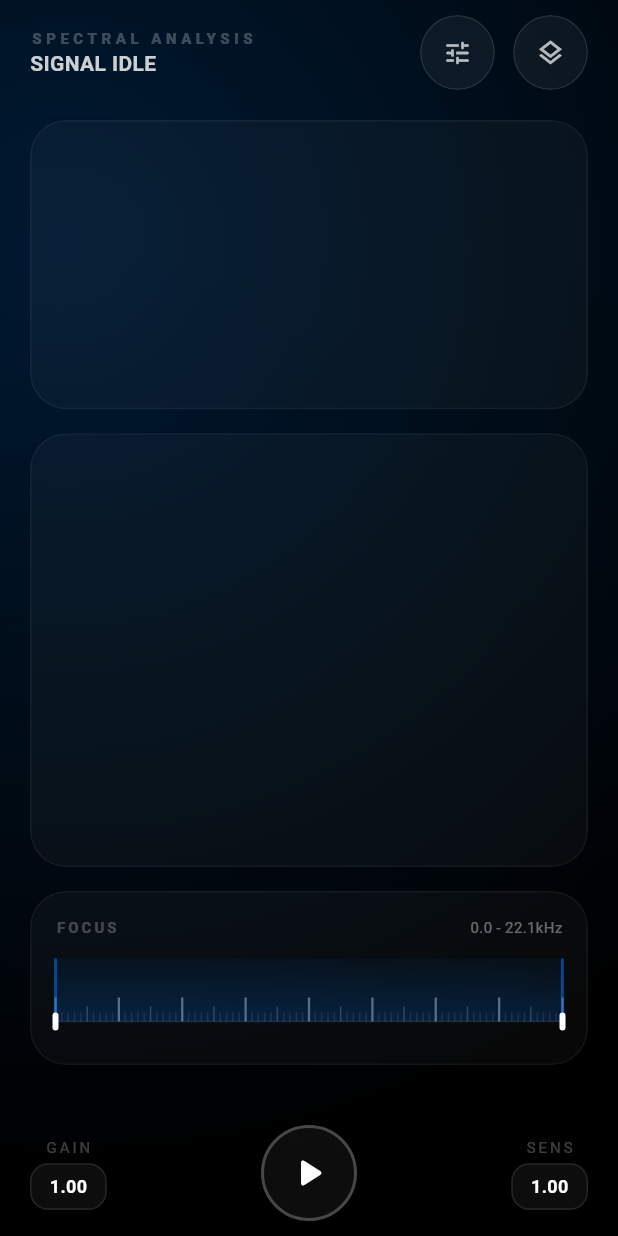
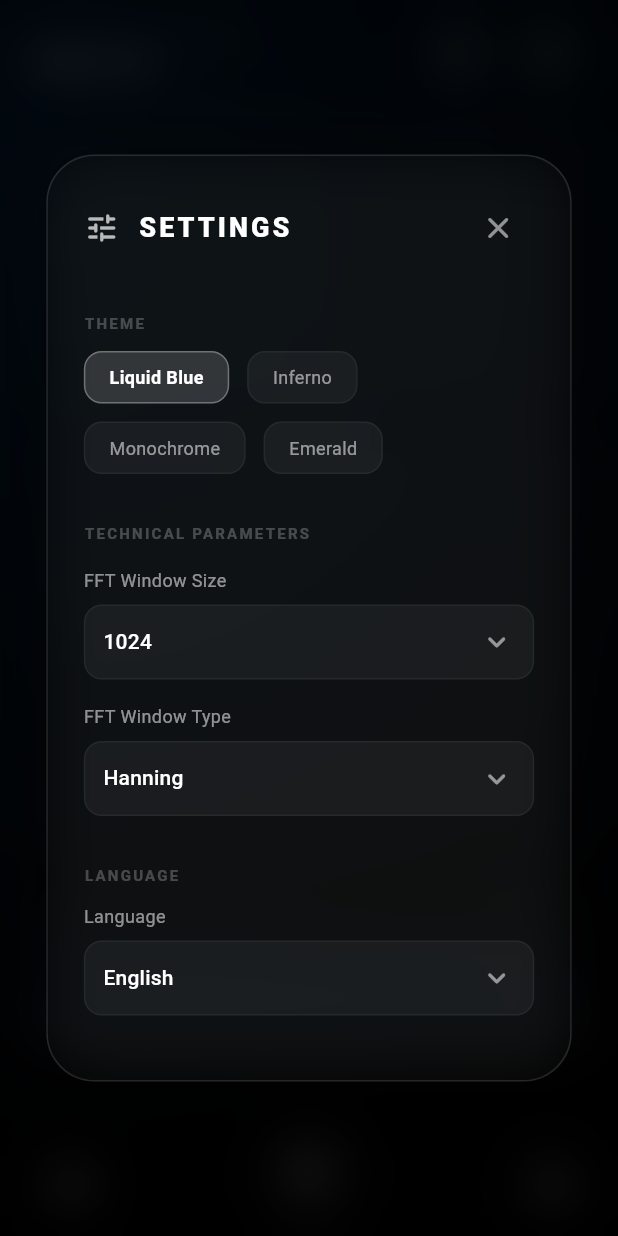
Before and after one commit to pedro16797/Spectral, a Flutter app: the screen it shows after launch, after a tap on the "tune" icon, on a phone screen of 412 x 824 dp. Run offline on Flutter 3.47's test engine with Material 3 defaults, Android fonts, the phone set to English and light mode, and no system bars; missing offline and left inert: fftea, record.

Commit message:
feat: add Settings View with FFT and Theme configurations
- Implemented AppSettings model for centralized configuration.
- Added SettingsView with glassmorphic design.
- Updated FftService to support dynamic window sizes and types.
- Enhanced WaterfallPainter with theme-based color palettes.
- Integrated settings into main app state and UI.
- Updated English localization with settings-related strings.

Co-authored-by: pedro16797 <62699562+pedro16797@users.noreply.github.com>

```diff
--- a/lib/main.dart
+++ b/lib/main.dart
@@ -5,10 +5,12 @@ import 'dart:ui';
 import 'package:flutter/material.dart';
 import 'src/audio/audio_capture_service.dart';
 import 'src/core/fft_service.dart';
+import 'src/core/settings_model.dart';
 import 'src/ui/waveform_painter.dart';
 import 'src/ui/fft_bar_chart_painter.dart';
 import 'src/ui/waterfall_painter.dart';
 import 'src/ui/radio_dial_focus_slider.dart';
+import 'src/ui/settings_view.dart';
 import 'src/utils/localization_helper.dart';
 
 void main() async {
@@ -25,12 +27,25 @@ class SpectralApp extends StatefulWidget {
 }
 
 class _SpectralAppState extends State<SpectralApp> {
-  ThemeMode _themeMode = ThemeMode.dark;
+  AppSettings _settings = const AppSettings();
 
-  void _toggleTheme() {
+  void _updateSettings(AppSettings newSettings) {
     setState(() {
-      _themeMode = _themeMode == ThemeMode.dark ? ThemeMode.light : ThemeMode.dark;
+      _settings = newSettings;
     });
+  }
+
+  Color _getAccentColor() {
+    switch (_settings.theme) {
+      case AppTheme.liquidBlue:
+        return const Color(0xFF007AFF);
+      case AppTheme.inferno:
+        return Colors.orangeAccent;
+      case AppTheme.monochrome:
+        return Colors.white;
+      case AppTheme.emerald:
+        return const Color(0xFF00C853);
+    }
   }
 
   @override
@@ -41,27 +56,29 @@ class _SpectralAppState extends State<SpectralApp> {
       theme: ThemeData(
         brightness: Brightness.dark,
         scaffoldBackgroundColor: const Color(0xFF000000),
-        colorScheme: const ColorScheme.dark(
+        colorScheme: ColorScheme.dark(
           primary: Colors.white,
-          secondary: Color(0xFF007AFF),
-          surface: Color(0xFF1C1C1E),
+          secondary: _getAccentColor(),
+          surface: const Color(0xFF1C1C1E),
         ),
         useMaterial3: true,
       ),
-      themeMode: _themeMode,
-      home: SpectralHomePage(onToggleTheme: _toggleTheme, themeMode: _themeMode),
+      home: SpectralHomePage(
+        settings: _settings,
+        onSettingsChanged: _updateSettings,
+      ),
     );
   }
 }
 
 class SpectralHomePage extends StatefulWidget {
-  final VoidCallback onToggleTheme;
-  final ThemeMode themeMode;
+  final AppSettings settings;
+  final ValueChanged<AppSettings> onSettingsChanged;
 
   const SpectralHomePage({
     super.key,
-    required this.onToggleTheme,
-    required this.themeMode,
+    required this.settings,
+    required this.onSettingsChanged,
   });
 
   @override
@@ -71,7 +88,8 @@ class SpectralHomePage extends StatefulWidget {
 class DialArcPainter extends CustomPainter {
   final double value;
   final bool isLeft;
-  DialArcPainter({required this.value, required this.isLeft});
+  final Color color;
+  DialArcPainter({required this.value, required this.isLeft, required this.color});
 
   @override
   void paint(Canvas canvas, Size size) {
@@ -81,7 +99,7 @@ class DialArcPainter extends CustomPainter {
     final startAngle = isLeft ? -math.pi / 2 : math.pi / 2;
 
     final paint = Paint()
-      ..color = const Color(0xFF007AFF)
+      ..color = color
       ..style = PaintingStyle.stroke
       ..strokeCap = StrokeCap.round
       ..strokeWidth = 6;
@@ -96,7 +114,7 @@ class DialArcPainter extends CustomPainter {
   }
 
   @override
-  bool shouldRepaint(covariant DialArcPainter oldDelegate) => oldDelegate.value != value;
+  bool shouldRepaint(covariant DialArcPainter oldDelegate) => oldDelegate.value != value || oldDelegate.color != color;
 }
 
 class _SpectralHomePageState extends State<SpectralHomePage> with TickerProviderStateMixin {
@@ -147,7 +165,13 @@ class _SpectralHomePageState extends State<SpectralHomePage> with TickerProvider
           }
           _currentAudioData = processedAudio;
 
-          final fft = _fftService.processAudioData(data);
+          final fft = _fftService.processAudioData(
+            data,
+            windowSize: widget.settings.fftWindowSize,
+            windowType: widget.settings.fftWindowType,
+          );
+          if (fft.isEmpty) return;
+
           final adjustedFft = fft.map((x) => x * _sensitivity).toList();
           _currentFftData = adjustedFft;
           _detectedTone = _fftService.detectPrimaryTone(adjustedFft, 44100);
@@ -187,7 +211,13 @@ class _SpectralHomePageState extends State<SpectralHomePage> with TickerProvider
           }
           _currentAudioData = samples;
 
-          final fft = _fftService.processAudioData(samples);
+          final fft = _fftService.processAudioData(
+            samples,
+            windowSize: widget.settings.fftWindowSize,
+            windowType: widget.settings.fftWindowType,
+          );
+          if (fft.isEmpty) return;
+
           final adjustedFft = fft.map((x) => x * _sensitivity).toList();
           _currentFftData = adjustedFft;
           _detectedTone = _fftService.detectPrimaryTone(adjustedFft, 44100);
@@ -238,6 +268,18 @@ class _SpectralHomePageState extends State<SpectralHomePage> with TickerProvider
     }
   }
 
+  void _showSettings() {
+    showGeneralDialog(
+      context: context,
+      barrierDismissible: true,
+      barrierLabel: "Settings",
+      pageBuilder: (context, _, __) => SettingsView(
+        settings: widget.settings,
+        onSettingsChanged: widget.onSettingsChanged,
+      ),
+    );
+  }
+
   @override
   void dispose() {
     _audioSubscription?.cancel();
@@ -249,6 +291,8 @@ class _SpectralHomePageState extends State<SpectralHomePage> with TickerProvider
 
   @override
   Widget build(BuildContext context) {
+    final accentColor = Theme.of(context).colorScheme.secondary;
+
     return Scaffold(
       body: Stack(
         children: [
@@ -276,6 +320,7 @@ class _SpectralHomePageState extends State<SpectralHomePage> with TickerProvider
                   minFreq: _freqRange.start,
                   maxFreq: _freqRange.end,
                   sampleRate: 44100,
+                  theme: widget.settings.theme,
                 ),
               ),
             ),
@@ -347,7 +392,7 @@ class _SpectralHomePageState extends State<SpectralHomePage> with TickerProvider
                                   size: Size.infinite,
                                   painter: FftBarChartPainter(
                                     fftData: _currentFftData,
-                                    color: const Color(0xFF007AFF),
+                                    color: accentColor,
                                     minFreq: _freqRange.start,
                                     maxFreq: _freqRange.end,
                                     sampleRate: 44100,
@@ -375,14 +420,14 @@ class _SpectralHomePageState extends State<SpectralHomePage> with TickerProvider
           ),
 
           // Large Edge Dials
-          if (_isAdjustingGain) _buildLargeEdgeDial(isLeft: true, value: _gain, label: "GAIN"),
-          if (_isAdjustingSens) _buildLargeEdgeDial(isLeft: false, value: _sensitivity, label: "SENSITIVITY"),
+          if (_isAdjustingGain) _buildLargeEdgeDial(isLeft: true, value: _gain, label: "GAIN", color: accentColor),
+          if (_isAdjustingSens) _buildLargeEdgeDial(isLeft: false, value: _sensitivity, label: "SENSITIVITY", color: accentColor),
         ],
       ),
     );
   }
 
-  Widget _buildLargeEdgeDial({required bool isLeft, required double value, required String label}) {
+  Widget _buildLargeEdgeDial({required bool isLeft, required double value, required String label, required Color color}) {
     final size = MediaQuery.of(context).size;
     final dialSize = size.height * 0.4;
 
@@ -397,10 +442,10 @@ class _SpectralHomePageState extends State<SpectralHomePage> with TickerProvider
           decoration: BoxDecoration(
             shape: BoxShape.circle,
             color: Colors.black.withOpacity(0.8),
-            border: Border.all(color: const Color(0xFF007AFF).withOpacity(0.3), width: 4),
+            border: Border.all(color: color.withOpacity(0.3), width: 4),
             boxShadow: [
               BoxShadow(
-                color: const Color(0xFF007AFF).withOpacity(0.2),
+                color: color.withOpacity(0.2),
                 blurRadius: 30,
                 spreadRadius: 10,
               )
@@ -431,7 +476,7 @@ class _SpectralHomePageState extends State<SpectralHomePage> with TickerProvider
               // Spinning arc to show value
               CustomPaint(
                 size: Size(dialSize, dialSize),
-                painter: DialArcPainter(value: value, isLeft: isLeft),
+                painter: DialArcPainter(value: value, isLeft: isLeft, color: color),
               ),
             ],
           ),
@@ -457,7 +502,7 @@ class _SpectralHomePageState extends State<SpectralHomePage> with TickerProvider
           ],
         ),
         const Spacer(),
-        _buildHeaderAction(icon: Icons.tune_rounded, onPressed: () {}),
+        _buildHeaderAction(icon: Icons.tune_rounded, onPressed: _showSettings),
         const SizedBox(width: 12),
         _buildHeaderAction(
           icon: _waterfallFocusMode ? Icons.layers : Icons.layers_outlined,
--- a/lib/src/core/fft_service.dart
+++ b/lib/src/core/fft_service.dart
@@ -1,6 +1,7 @@
 import 'dart:typed_data';
 import 'dart:math' as math;
 import 'package:fftea/fftea.dart';
+import 'settings_model.dart';
 
 class ToneInfo {
   final double frequency;
@@ -17,30 +18,68 @@ class ToneInfo {
 class FftService {
   FFT? _cachedFft;
   int? _cachedSize;
+  Float64List? _cachedWindow;
+  FftWindowType? _cachedWindowType;
+
+  // Internal buffer for accumulating samples to match window size
+  final List<double> _buffer = [];
 
   /// Processes normalized audio samples and returns the FFT magnitudes.
-  List<double> processAudioData(Float64List samples) {
+  /// It maintains an internal buffer to ensure it processes chunks of [windowSize].
+  List<double> processAudioData(Float64List samples, {int windowSize = 1024, FftWindowType windowType = FftWindowType.hanning}) {
     if (samples.isEmpty) return [];
 
-    final sampleCount = samples.length;
-    if (sampleCount < 2) return [];
+    // Add new samples to buffer
+    _buffer.addAll(samples);
+
+    // If we have more than windowSize, we keep only the latest windowSize samples
+    // for a simple real-time display. For a true STFT we might want overlap,
+    // but here we'll just take the most recent chunk if it's large enough.
+    if (_buffer.length < windowSize) {
+      return [];
+    }
+
+    // Extract the latest windowSize samples
+    final processingSamples = Float64List.fromList(
+      _buffer.sublist(_buffer.length - windowSize)
+    );
+
+    // Clear buffer to avoid indefinite growth, keeping some for overlap if needed in future
+    // For now, let's just keep the last windowSize to allow smooth transitions if windowSize changes
+    if (_buffer.length > windowSize * 2) {
+      _buffer.removeRange(0, _buffer.length - windowSize);
+    }
 
     // Cache FFT instance if the size hasn't changed.
-    if (_cachedFft == null || _cachedSize != sampleCount) {
-      _cachedFft = FFT(sampleCount);
-      _cachedSize = sampleCount;
+    if (_cachedFft == null || _cachedSize != windowSize) {
+      _cachedFft = FFT(windowSize);
+      _cachedSize = windowSize;
+      _cachedWindow = null; // Reset window if size changed
+    }
+
+    // Cache window if type or size changed
+    if (_cachedWindow == null || _cachedWindowType != windowType) {
+      _cachedWindowType = windowType;
+      switch (windowType) {
+        case FftWindowType.hanning:
+          _cachedWindow = Window.hanning(windowSize);
+          break;
+        case FftWindowType.hamming:
+          _cachedWindow = Window.hamming(windowSize);
+          break;
+        case FftWindowType.blackman:
+          _cachedWindow = Window.blackman(windowSize);
+          break;
+      }
     }
 
     try {
-      // Apply Hanning window to reduce spectral leakage
-      final window = Window.hanning(sampleCount);
-      final windowedSamples = Float64List(sampleCount);
-      for (int i = 0; i < sampleCount; i++) {
-        windowedSamples[i] = samples[i] * window[i];
+      final windowedSamples = Float64List(windowSize);
+      for (int i = 0; i < windowSize; i++) {
+        windowedSamples[i] = processingSamples[i] * _cachedWindow![i];
       }
 
       final freq = _cachedFft!.realFft(windowedSamples);
-      // discardConjugates() fixes the mirroring issue by keeping 0 to Nyquist
       return freq.discardConjugates().magnitudes();
     } catch (e) {
       return [];
--- /dev/null
+++ b/lib/src/core/settings_model.dart
@@ -0,0 +1,40 @@
+enum AppTheme {
+  liquidBlue,
+  inferno,
+  monochrome,
+  emerald,
+}
+
+enum FftWindowType {
+  hanning,
+  hamming,
+  blackman,
+}
+
+class AppSettings {
+  final AppTheme theme;
+  final int fftWindowSize;
+  final FftWindowType fftWindowType;
+  final String language;
+
+  const AppSettings({
+    this.theme = AppTheme.liquidBlue,
+    this.fftWindowSize = 1024,
+    this.fftWindowType = FftWindowType.hanning,
+    this.language = 'en',
+  });
+
+  AppSettings copyWith({
+    AppTheme? theme,
+    int? fftWindowSize,
+    FftWindowType? fftWindowType,
+    String? language,
+  }) {
+    return AppSettings(
+      theme: theme ?? this.theme,
+      fftWindowSize: fftWindowSize ?? this.fftWindowSize,
+      fftWindowType: fftWindowType ?? this.fftWindowType,
+      language: language ?? this.language,
+    );
+  }
+}
--- /dev/null
+++ b/lib/src/ui/settings_view.dart
@@ -0,0 +1,221 @@
+import 'dart:ui';
+import 'package:flutter/material.dart';
+import '../core/settings_model.dart';
+import '../utils/localization_helper.dart';
+
+class SettingsView extends StatelessWidget {
+  final AppSettings settings;
+  final ValueChanged<AppSettings> onSettingsChanged;
+
+  const SettingsView({
+    super.key,
+    required this.settings,
+    required this.onSettingsChanged,
+  });
+
+  @override
+  Widget build(BuildContext context) {
+    return Scaffold(
+      backgroundColor: Colors.transparent,
+      body: Stack(
+        children: [
+          // Background Blur
+          GestureDetector(
+            onTap: () => Navigator.of(context).pop(),
+            child: BackdropFilter(
+              filter: ImageFilter.blur(sigmaX: 15, sigmaY: 15),
+              child: Container(color: Colors.black.withOpacity(0.4)),
+            ),
+          ),
+
+          // Settings Card
+          Center(
+            child: Container(
+              width: MediaQuery.of(context).size.width * 0.85,
+              constraints: BoxConstraints(
+                maxHeight: MediaQuery.of(context).size.height * 0.75,
+              ),
+              decoration: BoxDecoration(
+                color: Colors.white.withOpacity(0.05),
+                borderRadius: BorderRadius.circular(32),
+                border: Border.all(color: Colors.white.withOpacity(0.1)),
+                boxShadow: [
+                  BoxShadow(
+                    color: Colors.black.withOpacity(0.3),
+                    blurRadius: 40,
+                    spreadRadius: 10,
+                  )
+                ],
+              ),
+              child: ClipRRect(
+                borderRadius: BorderRadius.circular(32),
+                child: BackdropFilter(
+                  filter: ImageFilter.blur(sigmaX: 20, sigmaY: 20),
+                  child: SingleChildScrollView(
+                    padding: const EdgeInsets.all(24),
+                    child: Column(
+                      crossAxisAlignment: CrossAxisAlignment.start,
+                      children: [
+                        _buildHeader(context),
+                        const SizedBox(height: 32),
+
+                        _buildSectionTitle(LocalizationHelper.get('settings.theme')),
+                        const SizedBox(height: 12),
+                        _buildThemeSelector(),
+
+                        const SizedBox(height: 32),
+                        _buildSectionTitle(LocalizationHelper.get('settings.technical')),
+                        const SizedBox(height: 16),
+                        _buildDropdown<int>(
+                          label: LocalizationHelper.get('settings.fft_window_size'),
+                          value: settings.fftWindowSize,
+                          items: [512, 1024, 2048, 4096],
+                          onChanged: (val) {
+                            if (val != null) onSettingsChanged(settings.copyWith(fftWindowSize: val));
+                          },
+                        ),
+                        const SizedBox(height: 16),
+                        _buildDropdown<FftWindowType>(
+                          label: LocalizationHelper.get('settings.fft_window_type'),
+                          value: settings.fftWindowType,
+                          items: FftWindowType.values,
+                          itemLabel: (type) => LocalizationHelper.get('settings.window_types.${type.name}'),
+                          onChanged: (val) {
+                            if (val != null) onSettingsChanged(settings.copyWith(fftWindowType: val));
+                          },
+                        ),
+
+                        const SizedBox(height: 32),
+                        _buildSectionTitle(LocalizationHelper.get('settings.language')),
+                        const SizedBox(height: 12),
+                        _buildDropdown<String>(
+                          label: LocalizationHelper.get('settings.language'),
+                          value: settings.language,
+                          items: ['en'],
+                          itemLabel: (lang) => lang == 'en' ? 'English' : lang,
+                          onChanged: (val) {
+                             if (val != null) onSettingsChanged(settings.copyWith(language: val));
+                          },
+                        ),
+                        const SizedBox(height: 40),
+                      ],
+                    ),
+                  ),
+                ),
+              ),
+            ),
+          ),
+        ],
+      ),
+    );
+  }
+
+  Widget _buildHeader(BuildContext context) {
+    return Row(
+      children: [
+        const Icon(Icons.tune_rounded, color: Colors.white70, size: 24),
+        const SizedBox(width: 12),
+        Text(
+          LocalizationHelper.get('settings.title').toUpperCase(),
+          style: const TextStyle(
+            color: Colors.white,
+            fontSize: 18,
+            fontWeight: FontWeight.w900,
+            letterSpacing: 2,
+          ),
+        ),
+        const Spacer(),
+        IconButton(
+          icon: const Icon(Icons.close_rounded, color: Colors.white54),
+          onPressed: () => Navigator.of(context).pop(),
+        ),
+      ],
+    );
+  }
+
+  Widget _buildSectionTitle(String title) {
+    return Text(
+      title.toUpperCase(),
+      style: const TextStyle(
+        color: Colors.white24,
+        fontSize: 10,
+        fontWeight: FontWeight.bold,
+        letterSpacing: 1.5,
+      ),
+    );
+  }
+
+  Widget _buildThemeSelector() {
+    return Wrap(
+      spacing: 12,
+      runSpacing: 12,
+      children: AppTheme.values.map((t) {
+        final isSelected = settings.theme == t;
+        return GestureDetector(
+          onTap: () => onSettingsChanged(settings.copyWith(theme: t)),
+          child: AnimatedContainer(
+            duration: const Duration(milliseconds: 200),
+            padding: const EdgeInsets.symmetric(horizontal: 16, vertical: 8),
+            decoration: BoxDecoration(
+              color: isSelected ? Colors.white.withOpacity(0.15) : Colors.white.withOpacity(0.05),
+              borderRadius: BorderRadius.circular(12),
+              border: Border.all(
+                color: isSelected ? Colors.white.withOpacity(0.3) : Colors.white.withOpacity(0.05),
+              ),
+            ),
+            child: Text(
+              LocalizationHelper.get('settings.themes.${t.name}'),
+              style: TextStyle(
+                color: isSelected ? Colors.white : Colors.white54,
+                fontSize: 12,
+                fontWeight: isSelected ? FontWeight.bold : FontWeight.normal,
+              ),
+            ),
+          ),
+        );
+      }).toList(),
+    );
+  }
+
+  Widget _buildDropdown<T>({
+    required String label,
+    required T value,
+    required List<T> items,
+    String Function(T)? itemLabel,
+    required ValueChanged<T?> onChanged,
+  }) {
+    return Column(
+      crossAxisAlignment: CrossAxisAlignment.start,
+      children: [
+        Text(label, style: const TextStyle(color: Colors.white54, fontSize: 12)),
+        const SizedBox(height: 8),
+        Container(
+          padding: const EdgeInsets.symmetric(horizontal: 12),
+          decoration: BoxDecoration(
+            color: Colors.white.withOpacity(0.05),
+            borderRadius: BorderRadius.circular(12),
+            border: Border.all(color: Colors.white.withOpacity(0.05)),
+          ),
+          child: DropdownButtonHideUnderline(
+            child: DropdownButton<T>(
+              value: value,
+              items: items.map((item) {
+                return DropdownMenuItem<T>(
+                  value: item,
+                  child: Text(
+                    itemLabel?.call(item) ?? item.toString(),
+                    style: const TextStyle(color: Colors.white, fontSize: 14),
+                  ),
+                );
+              }).toList(),
+              onChanged: onChanged,
+              dropdownColor: const Color(0xFF1C1C1E),
+              icon: const Icon(Icons.expand_more_rounded, color: Colors.white54),
+              isExpanded: true,
+            ),
+          ),
+        ),
+      ],
+    );
+  }
+}
--- a/lib/src/ui/waterfall_painter.dart
+++ b/lib/src/ui/waterfall_painter.dart
@@ -1,17 +1,20 @@
 import 'package:flutter/material.dart';
 import 'dart:math' as math;
+import '../core/settings_model.dart';
 
 class WaterfallPainter extends CustomPainter {
   final List<List<double>> fftHistory;
   final double minFreq;
   final double maxFreq;
   final int sampleRate;
+  final AppTheme theme;
 
   WaterfallPainter({
     required this.fftHistory,
     this.minFreq = 0,
     this.maxFreq = 22050,
     this.sampleRate = 44100,
+    this.theme = AppTheme.liquidBlue,
   });
 
   @override
@@ -53,9 +56,9 @@ class WaterfallPainter extends CustomPainter {
         final ageFade = 1.0 - (i / historyCount);
 
         final paint = Paint()
-          ..color = _getLiquidColor(normalized).withOpacity(ageFade * 0.4)
+          ..color = _getThemeColor(normalized, theme).withOpacity(ageFade * 0.4)
           ..style = PaintingStyle.fill
-          ..isAntiAlias = false; // Disable AA for performance on many rects
+          ..isAntiAlias = false;
 
         final x = j * barWidth;
         final y = i * rowHeight;
@@ -68,8 +71,20 @@ class WaterfallPainter extends CustomPainter {
     }
   }
 
-  Color _getLiquidColor(double value) {
-    // Liquid minimalism palette: Deep blue -> Bright Azure -> Soft White
+  Color _getThemeColor(double value, AppTheme theme) {
+    switch (theme) {
+      case AppTheme.liquidBlue:
+        return _getLiquidBlueColor(value);
+      case AppTheme.inferno:
+        return _getInfernoColor(value);
+      case AppTheme.monochrome:
+        return _getMonochromeColor(value);
+      case AppTheme.emerald:
+        return _getEmeraldColor(value);
+    }
+  }
+
+  Color _getLiquidBlueColor(double value) {
     if (value < 0.3) {
       return Color.lerp(const Color(0xFF001A33), const Color(0xFF007AFF), value / 0.3)!;
     } else if (value < 0.7) {
@@ -79,6 +94,32 @@ class WaterfallPainter extends CustomPainter {
     }
   }
 
+  Color _getInfernoColor(double value) {
+    if (value < 0.2) {
+      return Color.lerp(const Color(0xFF000000), const Color(0xFF7D0000), value / 0.2)!;
+    } else if (value < 0.5) {
+      return Color.lerp(const Color(0xFF7D0000), const Color(0xFFFF4500), (value - 0.2) / 0.3)!;
+    } else if (value < 0.8) {
+      return Color.lerp(const Color(0xFFFF4500), const Color(0xFFFFD700), (value - 0.5) / 0.3)!;
+    } else {
+      return Color.lerp(const Color(0xFFFFD700), Colors.white, (value - 0.8) / 0.2)!;
+    }
+  }
+
+  Color _getMonochromeColor(double value) {
+    return Color.lerp(Colors.black, Colors.white, value)!;
+  }
+
+  Color _getEmeraldColor(double value) {
+    if (value < 0.3) {
+      return Color.lerp(const Color(0xFF001A00), const Color(0xFF00C853), value / 0.3)!;
+    } else if (value < 0.7) {
+      return Color.lerp(const Color(0xFF00C853), const Color(0xFF69F0AE), (value - 0.3) / 0.4)!;
+    } else {
+      return Color.lerp(const Color(0xFF69F0AE), Colors.white, (value - 0.7) / 0.3)!;
+    }
+  }
+
   @override
   bool shouldRepaint(covariant WaterfallPainter oldDelegate) {
     return true;
```
Also changed, not shown: resources/locales/en.json (+15 -1 lines).
